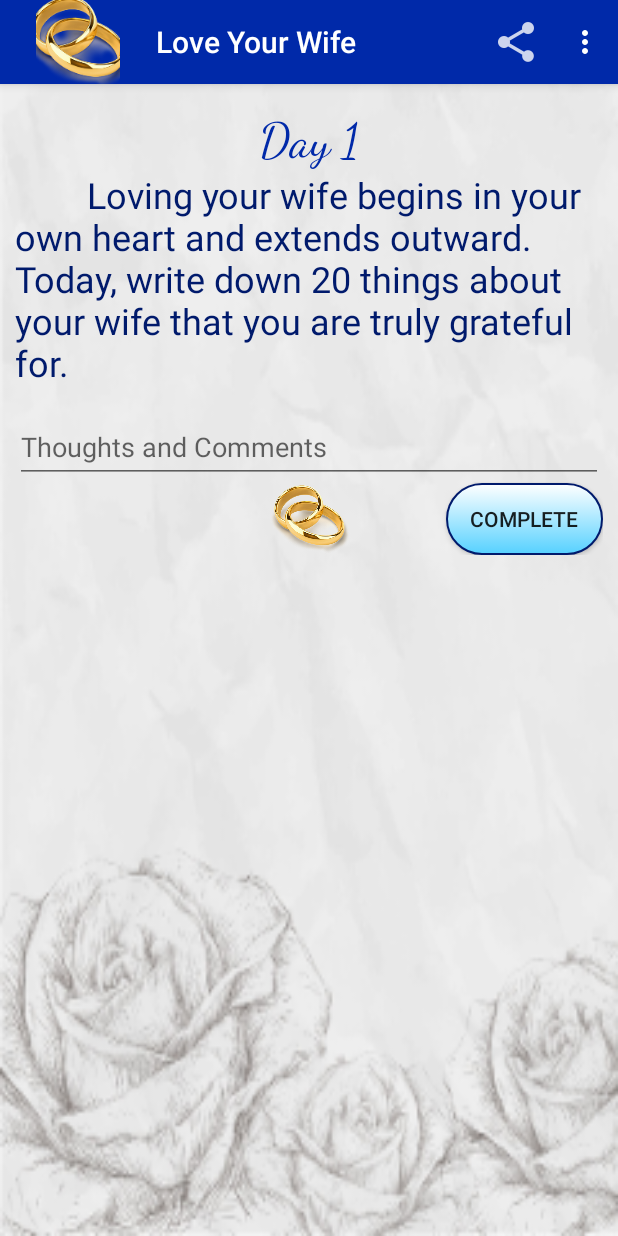
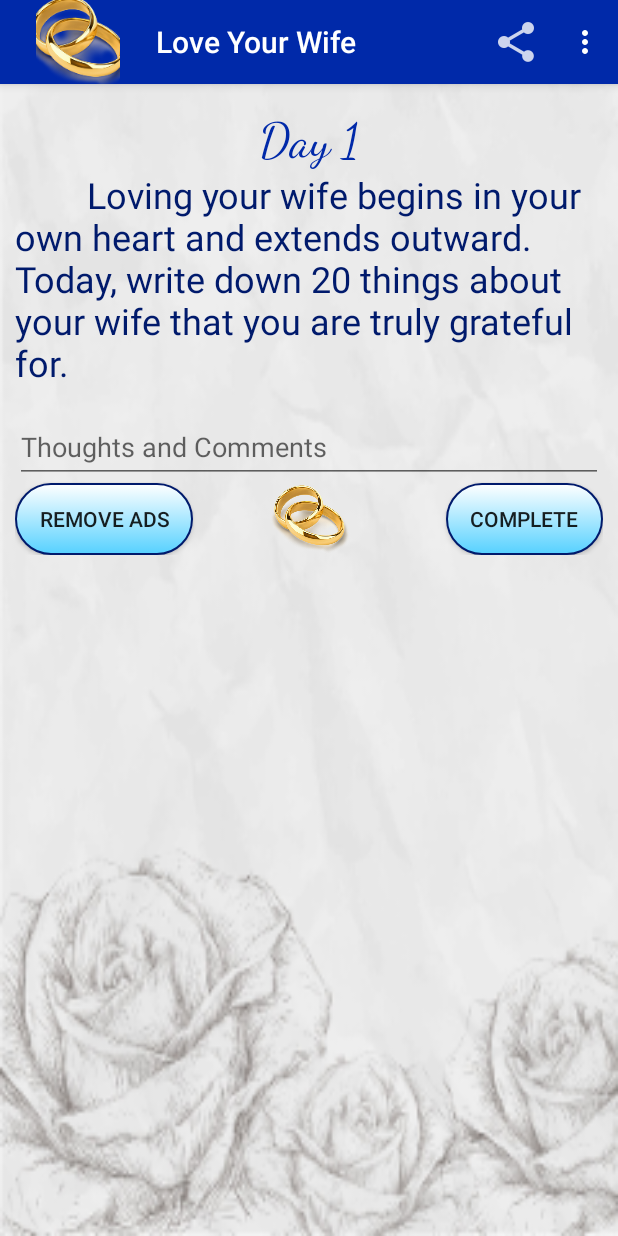
Before and after one commit to Jeffreyoboe1/LoveYourWife, an Android app: the screen it shows after launch (MainActivity), on a phone screen of 412 x 824 dp. Run offline under Robolectric (Android 15) with nearby library versions, the phone set to English and light mode, and no system bars; our stand-ins replace AdMob; libraries missing offline, so code that uses them is left out: com.android.billingclient, com.google.firebase.dynamiclinks; 4 statements that could not run were skipped.

Commit message:
Added a Remove Ads Button to the "Day" Fragment, if ads not purchased yet.

```diff
--- a/app/src/main/java/jeffpadgett/LoveYourWife/Day.java
+++ b/app/src/main/java/jeffpadgett/LoveYourWife/Day.java
@@ -57,6 +57,7 @@ public class Day extends  Fragment {
     TextView tvLocked;
     TextView tvLockedCompleteOtherDay;
     Button btnPurchase;
+    Button btnRemoveAds;
     // TODO: Rename and change types of parameters
     private int mParam1;
     private int isBillingFeatureSupported;
@@ -187,6 +188,7 @@ public class Day extends  Fragment {
              btnComplete = (Button) v.findViewById(R.id.button);
             edtTextLayout = v.findViewById(R.id.textInputLayout);
             imageView = v.findViewById(R.id.imageView);
+            btnRemoveAds = v.findViewById(R.id.btnRemoveAds);
 
             tvDayNumber.setText("Day " + day);
 
@@ -341,6 +343,17 @@ public class Day extends  Fragment {
 
             });
 
+            if (contentPurchased) {
+                btnRemoveAds.setVisibility(View.GONE);
+            } else {
+                btnRemoveAds.setOnClickListener(new View.OnClickListener() {
+                    @Override
+                    public void onClick(View view) {
+                        mCallback.beginPurchaseFlow();
+                    }
+                });
+            }
+
 
             return v;
         }
@@ -455,4 +468,5 @@ public class Day extends  Fragment {
         }
 
     }
+
 }
--- a/app/src/main/java/jeffpadgett/LoveYourWife/MainActivity.java
+++ b/app/src/main/java/jeffpadgett/LoveYourWife/MainActivity.java
@@ -712,4 +712,10 @@ public class MainActivity extends AppCompatActivity implements Day.OnPurchaseBut
         }
 
     }
+
+    @Override
+    public void onBackPressed() {
+        super.onBackPressed();
+
+    }
 }
--- a/app/src/main/res/layout/fragment_day.xml
+++ b/app/src/main/res/layout/fragment_day.xml
@@ -113,7 +113,25 @@
                 android:focusable="false"/>
 
             <Button
-                android:id="@+id/button"
+            android:id="@+id/button"
+            android:layout_width="wrap_content"
+            android:layout_height="wrap_content"
+            android:layout_alignParentBottom="true"
+            android:layout_gravity="end"
+            android:layout_marginBottom="8dp"
+            android:background="@drawable/button"
+            android:paddingLeft="16dp"
+            android:paddingRight="16dp"
+            android:text="Complete"
+            android:focusableInTouchMode="false"
+            android:focusable="false"
+
+            app:layout_constraintEnd_toEndOf="parent"
+            app:layout_constraintTop_toBottomOf="@+id/linearLayout"
+            />
+
+            <Button
+                android:id="@+id/btnRemoveAds"
                 android:layout_width="wrap_content"
                 android:layout_height="wrap_content"
                 android:layout_alignParentBottom="true"
@@ -122,11 +140,11 @@
                 android:background="@drawable/button"
                 android:paddingLeft="16dp"
                 android:paddingRight="16dp"
-                android:text="Complete"
+                android:text="Remove Ads"
                 android:focusableInTouchMode="false"
                 android:focusable="false"
 
-                app:layout_constraintEnd_toEndOf="parent"
+                app:layout_constraintStart_toStartOf="parent"
                 app:layout_constraintTop_toBottomOf="@+id/linearLayout"
                 />
 
```
